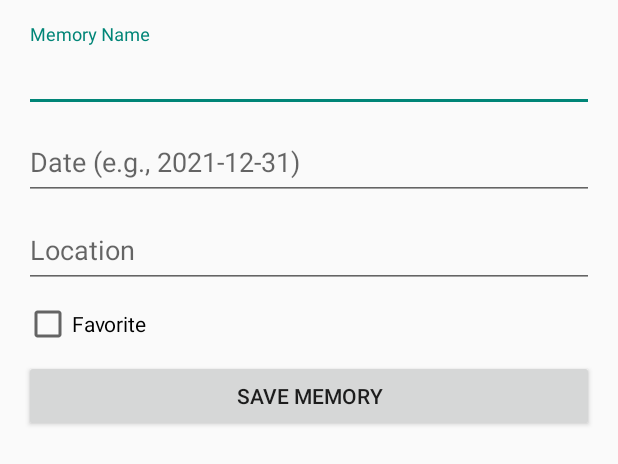
After one commit to nicolaicadanstefan/Travel-Memories-App, an Android app: the layout dialog_add_memory.xml on its own in the app's theme, with its tools: preview values and no code run, on a phone screen of 412 x 824 dp. The commit adds this screen. Shown: the top 464 px of the screen. Run offline under Robolectric (Android 15) with nearby library versions, the phone set to English and light mode, and no system bars.

Commit message:
Memory database logic and "add" dialog page
Implemented the dialog page (that appears when the user presses on the + button) for writing the memory details and also I implemented the adding functionality.

```diff
--- a/app/src/main/java/com/stefandev/travelmemories/data/Memory.kt
+++ b/app/src/main/java/com/stefandev/travelmemories/data/Memory.kt
@@ -8,7 +8,7 @@ import java.util.Date
 data class Memory (
     @PrimaryKey(autoGenerate = true)
     val id: Int,
-    val placeName: String,
+    val memoryName: String,
     val date: Date,
     val location: String,
     val favorite: Boolean
--- a/app/src/main/java/com/stefandev/travelmemories/data/MemoryDatabase.kt
+++ b/app/src/main/java/com/stefandev/travelmemories/data/MemoryDatabase.kt
@@ -4,8 +4,11 @@ import android.content.Context
 import androidx.room.Database
 import androidx.room.Room
 import androidx.room.RoomDatabase
+import androidx.room.TypeConverter
+import androidx.room.TypeConverters
 
 @Database(entities = [Memory::class], version = 1, exportSchema = false)
+@TypeConverters(DateTypeConverter::class)
 abstract class MemoryDatabase: RoomDatabase() {
     abstract fun memoryDao(): MemoryDao
     companion object{
--- a/app/src/main/java/com/stefandev/travelmemories/data/UserRepository.kt
+++ b/app/src/main/java/com/stefandev/travelmemories/data/UserRepository.kt
@@ -4,7 +4,6 @@ import androidx.lifecycle.LiveData
 
 class UserRepository(private val userDao: UserDao) {
     val readAllData: LiveData<List<User>> = userDao.readAllData()
-
     suspend fun addUser(user: User){
         userDao.addUser(user)
     }
--- /dev/null
+++ b/app/src/main/res/layout/dialog_add_memory.xml
@@ -0,0 +1,63 @@
+<?xml version="1.0" encoding="utf-8"?>
+<LinearLayout xmlns:android="http://schemas.android.com/apk/res/android"
+    xmlns:app="http://schemas.android.com/apk/res-auto"
+    android:layout_width="match_parent"
+    android:layout_height="wrap_content"
+    android:orientation="vertical"
+    android:padding="16dp">
+
+    <!-- For each layout component use material design for a more appealing page-->
+
+    <!-- Memory Name Input -->
+    <com.google.android.material.textfield.TextInputLayout
+        android:layout_width="match_parent"
+        android:layout_height="wrap_content"
+        android:hint="@string/memory_name">
+
+        <com.google.android.material.textfield.TextInputEditText
+            android:id="@+id/editMemoryName"
+            android:layout_width="match_parent"
+            android:layout_height="48dp"
+            android:inputType="text" />
+    </com.google.android.material.textfield.TextInputLayout>
+
+    <!-- Date Input -->
+    <com.google.android.material.textfield.TextInputLayout
+        android:layout_width="match_parent"
+        android:layout_height="wrap_content"
+        android:hint="@string/date_input_text">
+
+        <com.google.android.material.textfield.TextInputEditText
+            android:id="@+id/editDate"
+            android:layout_width="match_parent"
+            android:layout_height="48dp"
+            android:inputType="date" />
+    </com.google.android.material.textfield.TextInputLayout>
+
+    <!-- Location Input -->
+    <com.google.android.material.textfield.TextInputLayout
+        android:layout_width="match_parent"
+        android:layout_height="wrap_content"
+        android:hint="@string/location">
+
+        <com.google.android.material.textfield.TextInputEditText
+            android:id="@+id/editLocation"
+            android:layout_width="match_parent"
+            android:layout_height="48dp"
+            android:inputType="text" />
+    </com.google.android.material.textfield.TextInputLayout>
+
+    <!-- Favorite Checkbox -->
+    <CheckBox
+        android:id="@+id/checkBoxFavorite"
+        android:layout_width="wrap_content"
+        android:layout_height="48dp"
+        android:text="@string/favorite" />
+
+    <!-- Save Memory Button -->
+    <Button
+        android:id="@+id/buttonSaveMemory"
+        android:layout_width="match_parent"
+        android:layout_height="wrap_content"
+        android:text="@string/save_memory" />
+</LinearLayout>
--- a/app/src/main/res/values/strings.xml
+++ b/app/src/main/res/values/strings.xml
@@ -9,4 +9,9 @@
     <string name="palm">palm</string>
     <string name="menu_drawer_icon">menu drawer icon</string>
     <string name="icon_for_adding_a_memory">icon for adding a memory</string>
+    <string name="memory_name">Memory Name</string>
+    <string name="location">Location</string>
+    <string name="date_input_text">Date (e.g., 2021-12-31)</string>
+    <string name="favorite">Favorite</string>
+    <string name="save_memory">Save Memory</string>
 </resources>
```
Also changed, not shown: app/src/main/java/com/stefandev/travelmemories/MainActivity.kt (+48 -0 lines), app/src/main/java/com/stefandev/travelmemories/data/DateTypeConverter.kt (added, +20 -0 lines), app/src/main/java/com/stefandev/travelmemories/data/MemoryRepository.kt (+7 -1 lines), app/src/main/java/com/stefandev/travelmemories/data/MemoryViewModel.kt (added, +23 -0 lines), app/src/main/java/com/stefandev/travelmemories/data/UserViewModel.kt (added, +23 -0 lines), app/src/main/res/layout/activity_main.xml (+6 -5 lines).
